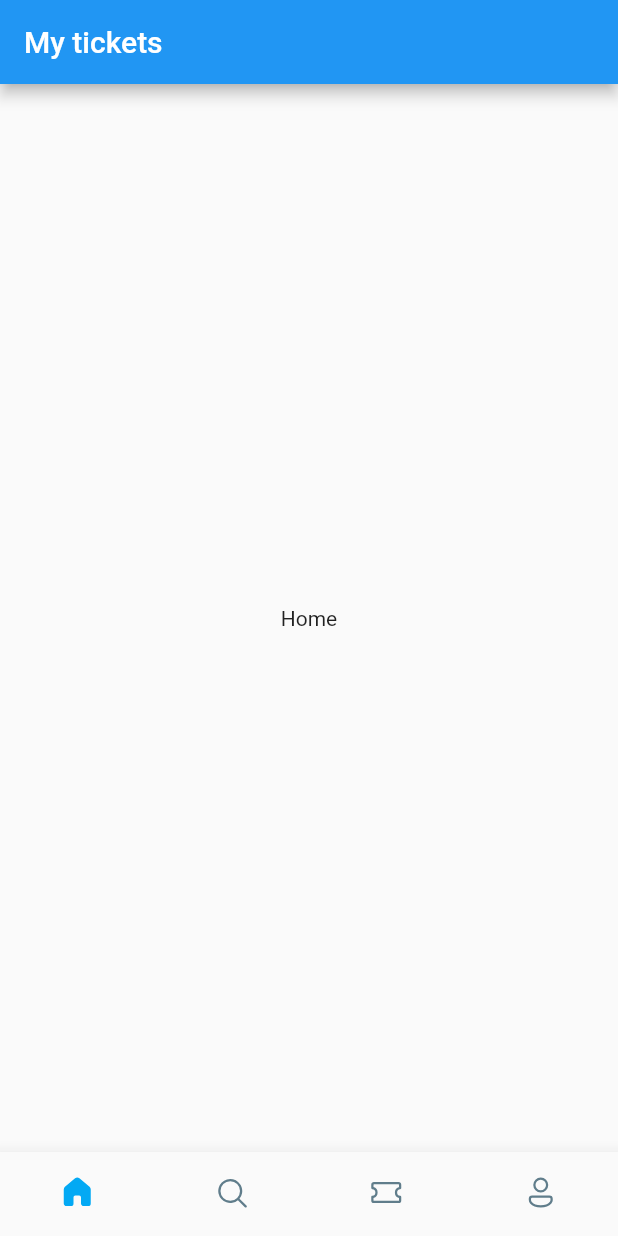
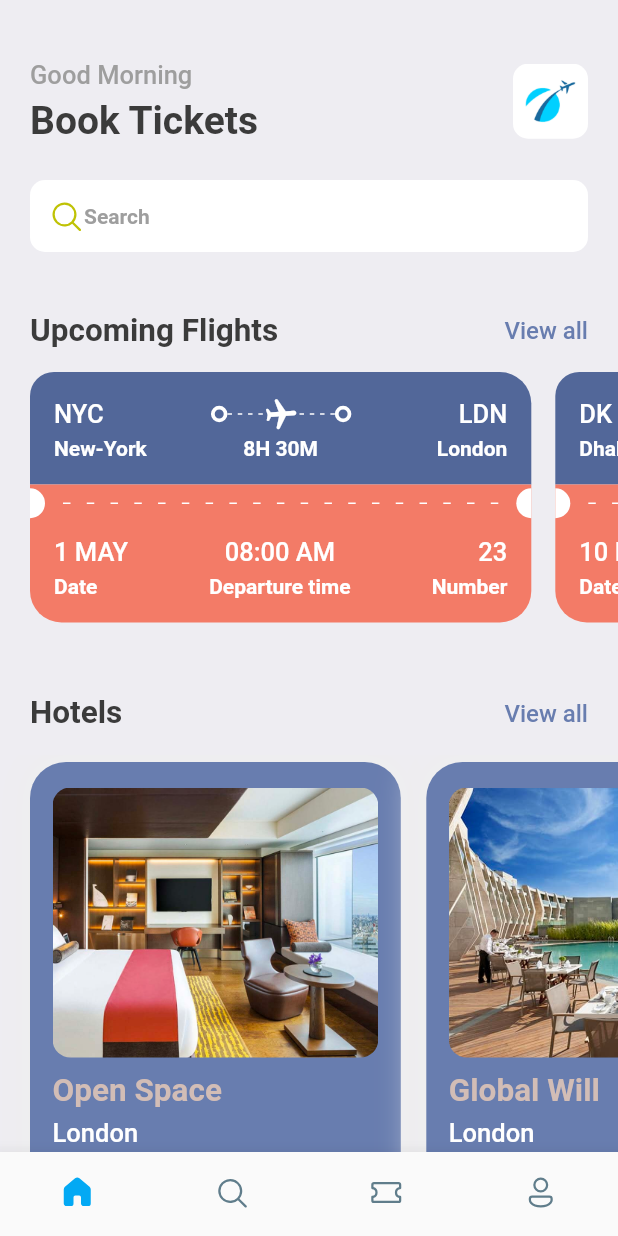
Before and after one commit to a-khaled/booktickets, a Flutter app: the screen it shows after launch, on a phone screen of 412 x 824 dp. Run offline on Flutter 3.47's test engine with Material 2 defaults, Android fonts, the phone set to English and light mode, and no system bars; our stand-ins replace fluentui_icons, gap, get.

Commit message:
finished home screen

```diff
--- a/lib/Screens/bottom_bar.dart
+++ b/lib/Screens/bottom_bar.dart
@@ -1,3 +1,4 @@
+import 'package:booktickets/Screens/home_screem.dart';
 import 'package:fluentui_icons/fluentui_icons.dart';
 import 'package:flutter/material.dart';
 
@@ -11,7 +12,7 @@ class BottomBar extends StatefulWidget {
 class _BottomBarState extends State<BottomBar> {
   int _selectedIndex = 0;
   static final List<Widget>_widgetOptions = <Widget>[
-    const Text('Home'),
+    HomeScreen(),
     const Text('Search'),
     const Text('Tickets'),
     const Text('Profile'),
@@ -26,9 +27,6 @@ class _BottomBarState extends State<BottomBar> {
   @override
   Widget build(BuildContext context) {
     return Scaffold(
-      appBar: AppBar(
-        title: const Text('My tickets'),
-      ),
       body: Center(
         child: _widgetOptions[_selectedIndex],
       ),
--- /dev/null
+++ b/lib/Screens/home_screem.dart
@@ -0,0 +1,137 @@
+import 'package:booktickets/Screens/ticket_view.dart';
+import 'package:fluentui_icons/fluentui_icons.dart';
+import 'package:flutter/material.dart';
+import 'package:gap/gap.dart';
+
+import '../utils/app_info_list.dart';
+import '../utils/app_styles.dart';
+import 'hotel_screen.dart';
+
+class HomeScreen extends StatelessWidget {
+  const HomeScreen({Key? key}) : super(key: key);
+
+  @override
+  Widget build(BuildContext context) {
+    return Scaffold(
+      backgroundColor: Styles.bgColor,
+      body: ListView(
+        children: [
+          Container(
+            padding: const EdgeInsets.symmetric(horizontal: 20),
+            child: Column(
+              children: [
+                const Gap(40),
+                Row(
+                  mainAxisAlignment: MainAxisAlignment.spaceBetween,
+                  children: [
+                    Column(
+                      crossAxisAlignment: CrossAxisAlignment.start,
+                      children: [
+                        Text(
+                          'Good Morning',
+                          style: Styles.headLineStyle3,
+                        ),
+                        const Gap(5),
+                        Text(
+                          'Book Tickets',
+                          style: Styles.headLineStyle1,
+                        ),
+                      ],
+                    ),
+                    Container(
+                      height: 50,
+                      width: 50,
+                      decoration: BoxDecoration(
+                        borderRadius: BorderRadius.circular(10),
+                        image: const DecorationImage(
+                          fit: BoxFit.cover,
+                          image: AssetImage('assets/images/img_1.png'),
+                        ),
+                      ),
+                    ),
+                  ],
+                ),
+                const Gap(25),
+                Container(
+                  decoration: BoxDecoration(
+                    borderRadius: BorderRadius.circular(10),
+                    color: Colors.white,
+                  ),
+                  padding:
+                      const EdgeInsets.symmetric(horizontal: 12, vertical: 12),
+                  child: Row(
+                    children: [
+                      const Icon(
+                        FluentSystemIcons.ic_fluent_search_regular,
+                        color: Color(0xFFBFC205),
+                      ),
+                      Text(
+                        'Search',
+                        style: Styles.headLineStyle4,
+                      ),
+                    ],
+                  ),
+                ),
+                const Gap(40),
+                Row(
+                  mainAxisAlignment: MainAxisAlignment.spaceBetween,
+                  children: [
+                    Text(
+                      'Upcoming Flights',
+                      style: Styles.headLineStyle2,
+                    ),
+                    InkWell(
+                      onTap: () {},
+                      child: Text(
+                        'View all',
+                        style: Styles.textStyle
+                            .copyWith(color: Styles.primaryColor),
+                      ),
+                    ),
+                  ],
+                ),
+              ],
+            ),
+          ),
+          const Gap(15),
+          SingleChildScrollView(
+            scrollDirection: Axis.horizontal,
+            padding: const EdgeInsets.only(left: 20),
+            child: Row(
+              children: ticketList.map((singleTicket) => TicketView(ticket: singleTicket)).toList(),
+            ),
+          ),
+          const Gap(15),
+          Container(
+            padding: const EdgeInsets.symmetric(horizontal: 20),
+            child: Row(
+              mainAxisAlignment: MainAxisAlignment.spaceBetween,
+              children: [
+                Text(
+                  'Hotels',
+                  style: Styles.headLineStyle2,
+                ),
+                InkWell(
+                  onTap: () {},
+                  child: Text(
+                    'View all',
+                    style:
+                        Styles.textStyle.copyWith(color: Styles.primaryColor),
+                  ),
+                ),
+              ],
+            ),
+          ),
+          const Gap(15),
+          SingleChildScrollView(
+            scrollDirection: Axis.horizontal,
+            padding: const EdgeInsets.only(left: 20),
+            child: Row(
+              children: hotelList.map((singleHotel) => HotelScreen(hotel: singleHotel)).toList()
+            ),
+          ),
+        ],
+      ),
+    );
+  }
+}
--- /dev/null
+++ b/lib/Screens/hotel_screen.dart
@@ -0,0 +1,55 @@
+import 'package:booktickets/utils/app_layout.dart';
+import 'package:booktickets/utils/app_styles.dart';
+import 'package:flutter/material.dart';
+import 'package:gap/gap.dart';
+
+class HotelScreen extends StatelessWidget {
+  final Map<String, dynamic> hotel;
+  const HotelScreen({Key? key, required this.hotel}) : super(key: key);
+
+  @override
+  Widget build(BuildContext context) {
+    final size = AppLayout.getSize(context);
+    return Container(
+      width: size.width*0.6,
+      height: AppLayout.getHeight(350),
+      padding: const EdgeInsets.symmetric(horizontal: 15, vertical: 17),
+      margin: const EdgeInsets.only(right: 17, top: 5),
+      decoration: BoxDecoration(
+        color: Styles.primaryColor,
+        borderRadius: BorderRadius.circular(24),
+        boxShadow: [
+          BoxShadow(
+            color: Colors.grey.shade200,
+            blurRadius: 20,
+            spreadRadius: 5,
+          ),
+        ]
+      ),
+      child: Column(
+        crossAxisAlignment: CrossAxisAlignment.start,
+        children: [
+          Container(
+            height: AppLayout.getHeight(180),
+            decoration: BoxDecoration(
+              borderRadius: BorderRadius.circular(12),
+              color: Styles.primaryColor,
+              image: DecorationImage(
+                fit: BoxFit.cover,
+                image: AssetImage(
+                  'assets/images/${hotel['image']}'
+                )
+              )
+            ),
+          ),
+          const Gap(10),
+          Text(hotel['place'], style: Styles.headLineStyle2.copyWith(color: Styles.kakiColor),),
+          const Gap(5),
+          Text(hotel['destination'], style: Styles.headLineStyle3.copyWith(color: Colors.white),),
+          const Gap(8),
+          Text('\$${hotel['price']}/night', style: Styles.headLineStyle1.copyWith(color: Styles.kakiColor),),
+        ],
+      ),
+    );
+  }
+}
--- /dev/null
+++ b/lib/Screens/ticket_view.dart
@@ -0,0 +1,225 @@
+import 'package:booktickets/utils/app_layout.dart';
+import 'package:booktickets/widgets/thick_container.dart';
+import 'package:flutter/material.dart';
+import 'package:gap/gap.dart';
+
+import '../utils/app_styles.dart';
+
+class TicketView extends StatelessWidget {
+  final Map<String, dynamic> ticket;
+  const TicketView({Key? key, required this.ticket}) : super(key: key);
+
+  @override
+  Widget build(BuildContext context) {
+    final size = AppLayout.getSize(context);
+    return SizedBox(
+      width: size.width*0.85,
+      height: AppLayout.getHeight(200),
+      child: Container(
+        margin: EdgeInsets.only(right: AppLayout.getHeight(16)),
+        child: Column(
+          mainAxisSize: MainAxisSize.min,
+          children: [
+            // showing the blue part of the ticket
+            Container(
+              decoration: BoxDecoration(
+                color: const Color(0xFF526799),
+                borderRadius:  BorderRadius.only(
+                  topLeft: Radius.circular(AppLayout.getHeight(16)),
+                  topRight: Radius.circular(21),
+                ),
+              ),
+              padding: EdgeInsets.all(AppLayout.getHeight(16)),
+              child: Column(
+                children: [
+                  Row(
+                    children: [
+                      Text(
+                        ticket['from']['code'],
+                        style:
+                            Styles.headLineStyle3.copyWith(color: Colors.white),
+                      ),
+                      const Spacer(),
+                      ThickContainer(),
+                      Expanded(
+                        child: Stack(children: [
+                          SizedBox(
+                            height: AppLayout.getHeight(24),
+                            child: LayoutBuilder(
+                              builder: (BuildContext context,
+                                  BoxConstraints constraints) {
+                                return Flex(
+                                  direction: Axis.horizontal,
+                                  mainAxisAlignment:
+                                      MainAxisAlignment.spaceBetween,
+                                  mainAxisSize: MainAxisSize.max,
+                                  children: List.generate(
+                                      (constraints.constrainWidth() / 6)
+                                          .floor(),
+                                      (index) => SizedBox(
+                                            width: 3,
+                                            height: 1,
+                                            child: DecoratedBox(
+                                              decoration: BoxDecoration(
+                                                  color: Colors.white),
+                                            ),
+                                          )),
+                                );
+                              },
+                            ),
+                          ),
+                          Center(
+                              child: Transform.rotate(
+                            angle: 1.5,
+                            child: Icon(
+                              Icons.local_airport_rounded,
+                              color: Colors.white,
+                            ),
+                          )),
+                        ]),
+                      ),
+                      ThickContainer(),
+                      const Spacer(),
+                      Text(
+                        ticket['to']['code'],
+                        style:
+                            Styles.headLineStyle3.copyWith(color: Colors.white),
+                      ),
+                    ],
+                  ),
+                  const Gap(3),
+                  Row(
+                    mainAxisAlignment: MainAxisAlignment.spaceBetween,
+                    children: [
+                      SizedBox(
+                        width: AppLayout.getWidth(100),
+                        child: Text(
+                          ticket['from']['name'],
+                          style: Styles.headLineStyle4
+                              .copyWith(color: Colors.white),
+                        ),
+                      ),
+                      Text(
+                        ticket['flying_time'],
+                        style:
+                            Styles.headLineStyle4.copyWith(color: Colors.white),
+                      ),
+                      SizedBox(
+                        width: AppLayout.getWidth(100),
+                        child: Text(
+                          ticket['to']['name'],
+                          textAlign: TextAlign.end,
+                          style: Styles.headLineStyle4
+                              .copyWith(color: Colors.white),
+                        ),
+                      ),
+                    ],
+                  ),
+                ],
+              ),
+            ),
+            // showing the orange part of the ticket
+            Container(
+              color: Styles.orangeColor,
+              child: Row(
+                children: [
+                   SizedBox(
+                    height: AppLayout.getHeight(20),
+                    width: AppLayout.getWidth(10),
+                    child: DecoratedBox(
+                      decoration: BoxDecoration(
+                          color: Colors.white,
+                          borderRadius: BorderRadius.only(
+                            topRight: Radius.circular(10),
+                            bottomRight: Radius.circular(10),
+                          )),
+                    ),
+                  ),
+                  Expanded(child: Padding(
+                    padding: const EdgeInsets.all(12.0),
+                    child: LayoutBuilder(
+                      builder:
+                          (BuildContext context, BoxConstraints constraints) {
+                        return Flex(
+                          direction: Axis.horizontal,
+                          mainAxisAlignment: MainAxisAlignment.spaceBetween,
+                          mainAxisSize: MainAxisSize.max,
+                          children: List.generate(
+                            (constraints.constrainWidth() / 15).floor(),
+                            (index) => const SizedBox(
+                              width: 5,
+                              height: 1,
+                              child: DecoratedBox(
+                                decoration: BoxDecoration(color: Colors.white),
+                              ),
+                            ),
+                          ),
+                        );
+                      },
+                    ),
+                  )),
+                  const SizedBox(
+                    height: 20,
+                    width: 10,
+                    child: DecoratedBox(
+                      decoration: BoxDecoration(
+                          color: Colors.white,
+                          borderRadius: BorderRadius.only(
+                            topLeft: Radius.circular(10),
+                            bottomLeft: Radius.circular(10),
+                          )),
+                    ),
+                  ),
+                ],
+              ),
+            ),
+            // bottom part of the orange ticket
+            Container(
+              decoration: BoxDecoration(
+                color: Styles.orangeColor,
+                borderRadius: BorderRadius.only(
+                  bottomLeft: Radius.circular(21),
+                  bottomRight: Radius.circular(21),
+                ),
+              ),
+              padding: const EdgeInsets.only(left: 16, top: 10, right: 16, bottom: 16),
+              child: Column(
+                children: [
+                  Row(
+                    mainAxisAlignment: MainAxisAlignment.spaceBetween,
+                    children: [
+                      Column(
+                        crossAxisAlignment: CrossAxisAlignment.start,
+                        children: [
+                          Text(ticket['date'], style: Styles.headLineStyle3.copyWith(color: Colors.white),),
+                          const Gap(5),
+                          Text('Date', style: Styles.headLineStyle4.copyWith(color: Colors.white),),
+                        ],
+                      ),
+                      Column(
+                        crossAxisAlignment: CrossAxisAlignment.center,
+                        children: [
+                          Text(ticket['departure_time'], style: Styles.headLineStyle3.copyWith(color: Colors.white),),
+                          const Gap(5),
+                          Text('Departure time', style: Styles.headLineStyle4.copyWith(color: Colors.white),),
+                        ],
+                      ),
+                      Column(
+                        crossAxisAlignment: CrossAxisAlignment.end,
+                        children: [
+                          Text(ticket['number'].toString(), style: Styles.headLineStyle3.copyWith(color: Colors.white),),
+                          const Gap(5),
+                          Text('Number', style: Styles.headLineStyle4.copyWith(color: Colors.white),),
+                        ],
+                      ),
+                    ],
+                  ),
+                ],
+              ),
+            ),
+          ],
+        ),
+      ),
+    );
+  }
+}
--- a/lib/main.dart
+++ b/lib/main.dart
@@ -1,3 +1,4 @@
+import 'package:booktickets/utils/app_styles.dart';
 import 'package:flutter/material.dart';
 
 import 'Screens/bottom_bar.dart';
@@ -15,7 +16,7 @@ class MyApp extends StatelessWidget {
       title: 'Flutter Demo',
       theme: ThemeData(
 
-        primarySwatch: Colors.blue,
+        primaryColor: primary,
       ),
       home: const BottomBar(),
       debugShowCheckedModeBanner: false,
--- /dev/null
+++ b/lib/utils/app_info_list.dart
@@ -0,0 +1,51 @@
+List<Map<String, dynamic>> hotelList = [
+  {
+    'image': 'one.png',
+    'place': 'Open Space',
+    'destination': 'London',
+    'price': 25
+  },
+  {
+    'image': 'two.png',
+    'place': 'Global Will',
+    'destination': 'London',
+    'price': 40
+  },
+  {
+    'image': 'three.png',
+    'place': 'Tallest Building',
+    'destination': 'Dubai',
+    'price': 68
+  },
+];
+
+List<Map<String, dynamic>> ticketList = [
+  {
+    'from': {
+      'code':"NYC",
+      'name':"New-York"
+    },
+    'to': {
+      'code':"LDN",
+      'name':"London"
+    },
+    'flying_time': '8H 30M',
+    'date': "1 MAY",
+    'departure_time':"08:00 AM",
+    "number":23
+  },
+  {
+    'from': {
+      'code':"DK",
+      'name':"Dhaka"
+    },
+    'to': {
+      'code':"SH",
+      'name':"Shanghai"
+    },
+    'flying_time': '4H 20M',
+    'date': "10 MAY",
+    'departure_time':"09:00 AM",
+    "number":45
+  },
+];
--- /dev/null
+++ b/lib/utils/app_layout.dart
@@ -0,0 +1,24 @@
+import 'package:flutter/material.dart';
+import 'package:get/get.dart';
+
+class AppLayout{
+  static getSize(BuildContext context) {
+    return MediaQuery.of(context).size;
+  }
+
+  static getScreenHeight() {
+    return Get.height;
+  }
+  static getScreenWidth() {
+    return Get.width;
+  }
+
+  static getHeight(double pixels) {
+    double x = getScreenHeight()/pixels;
+    return getScreenHeight()/x;
+  }
+  static getWidth(double pixels) {
+    double x = getScreenWidth()/pixels;
+    return getScreenWidth()/x;
+  }
+}
--- /dev/null
+++ b/lib/utils/app_styles.dart
@@ -0,0 +1,16 @@
+import 'package:flutter/material.dart';
+
+Color primary = const Color(0xFF687daf);
+class Styles {
+  static Color primaryColor = primary;
+  static Color textColor = const Color(0xFF3b3b3b);
+  static Color bgColor = const Color(0xFFeeedf2);
+  static Color orangeColor = const Color(0xFFF37B67);
+  static Color kakiColor = const Color(0xFFd2bdb6);
+  static TextStyle textStyle = TextStyle(fontSize: 16, color: textColor, fontWeight: FontWeight.w500);
+  static TextStyle headLineStyle1 = TextStyle(fontSize: 26, color: textColor, fontWeight: FontWeight.bold);
+  static TextStyle headLineStyle2 = TextStyle(fontSize: 21, color: textColor, fontWeight: FontWeight.bold);
+  static TextStyle headLineStyle3 = TextStyle(fontSize: 17, color: Colors.grey.shade500, fontWeight: FontWeight.w500);
+  static TextStyle headLineStyle4 = TextStyle(fontSize: 14, color: Colors.grey.shade500, fontWeight: FontWeight.bold);
+
+}
--- /dev/null
+++ b/lib/widgets/thick_container.dart
@@ -0,0 +1,16 @@
+import 'package:flutter/material.dart';
+
+class ThickContainer extends StatelessWidget {
+  const ThickContainer({Key? key}) : super(key: key);
+
+  @override
+  Widget build(BuildContext context) {
+    return Container(
+      padding: const EdgeInsets.all(3.0),
+      decoration: BoxDecoration(
+        borderRadius: BorderRadius.circular(20),
+        border: Border.all(width: 2.5, color: Colors.white),
+      ),
+    );
+  }
+}
```
Also changed, not shown: pubspec.yaml (+5 -3 lines), assets/images/img.png (added), assets/images/img_1.png (added), assets/images/one.png (added), assets/images/sit.jpg (added), assets/images/three.png (added), assets/images/two.png (added), assets/images/visa.png (added), pubspec.lock.
